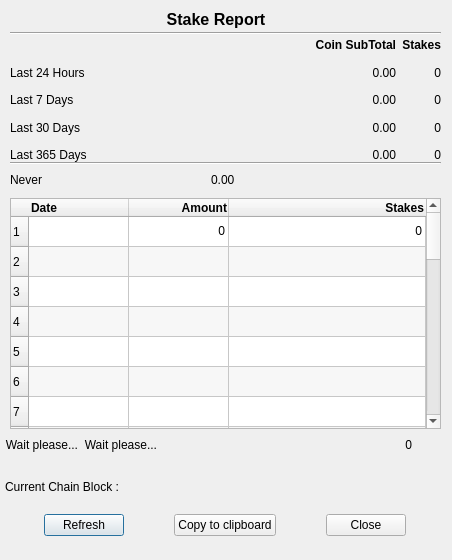
The window that src/qt/forms/stakereportdialog.ui (BlockPioneers/pioneershares) describes before a commit, drawn with Qt 5.
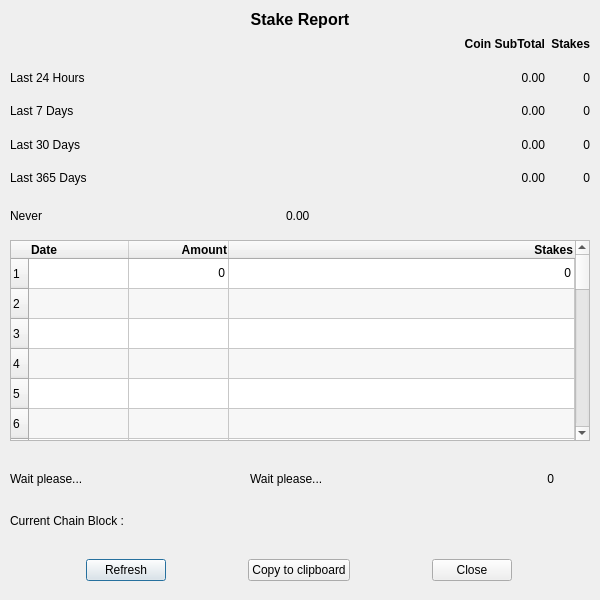
The same window after the commit.

What changed in the file:
```diff
--- a/src/qt/forms/stakereportdialog.ui
+++ b/src/qt/forms/stakereportdialog.ui
@@ -6,20 +6,20 @@
    <rect>
     <x>0</x>
     <y>0</y>
-    <width>452</width>
-    <height>560</height>
+    <width>600</width>
+    <height>600</height>
    </rect>
   </property>
   <property name="minimumSize">
    <size>
-    <width>452</width>
-    <height>560</height>
+    <width>600</width>
+    <height>600</height>
    </size>
   </property>
   <property name="maximumSize">
    <size>
-    <width>452</width>
-    <height>560</height>
+    <width>600</width>
+    <height>600</height>
    </size>
   </property>
   <property name="windowTitle">
@@ -31,16 +31,16 @@
   <widget class="QLabel" name="label">
    <property name="geometry">
     <rect>
-     <x>116</x>
+     <x>10</x>
      <y>10</y>
-     <width>200</width>
-     <height>19</height>
+     <width>580</width>
+     <height>20</height>
     </rect>
    </property>
    <property name="minimumSize">
     <size>
-     <width>200</width>
-     <height>0</height>
+     <width>580</width>
+     <height>20</height>
     </size>
    </property>
    <property name="font">
@@ -72,26 +72,13 @@
     <set>Qt::AlignHCenter|Qt::AlignTop</set>
    </property>
   </widget>
-  <widget class="Line" name="line">
-   <property name="geometry">
-    <rect>
-     <x>10</x>
-     <y>25</y>
-     <width>431</width>
-     <height>16</height>
-    </rect>
-   </property>
-   <property name="orientation">
-    <enum>Qt::Horizontal</enum>
-   </property>
-  </widget>
   <widget class="QWidget" name="gridLayoutWidget">
    <property name="geometry">
     <rect>
      <x>10</x>
-     <y>34</y>
-     <width>431</width>
-     <height>132</height>
+     <y>30</y>
+     <width>580</width>
+     <height>162</height>
     </rect>
    </property>
    <property name="font">
@@ -99,10 +86,34 @@
      <pointsize>9</pointsize>
     </font>
    </property>
-   <layout class="QGridLayout" name="gridLayout" columnstretch="3,3,0">
+   <layout class="QGridLayout" name="gridLayout" columnstretch="3,0,0">
     <property name="verticalSpacing">
      <number>5</number>
     </property>
+    <item row="4" column="1">
+     <widget class="QLabel" name="Amount_365D">
+      <property name="font">
+       <font>
+        <pointsize>9</pointsize>
+        <weight>50</weight>
+        <bold>false</bold>
+        <kerning>false</kerning>
+       </font>
+      </property>
+      <property name="toolTip">
+       <string>Stakes Earned in last 365 Days</string>
+      </property>
+      <property name="text">
+       <string>0.00</string>
+      </property>
+      <property name="alignment">
+       <set>Qt::AlignRight|Qt::AlignTrailing|Qt::AlignVCenter</set>
+      </property>
+      <property name="margin">
+       <number>4</number>
+      </property>
+     </widget>
+    </item>
     <item row="0" column="1">
      <widget class="QLabel" name="L_Coin">
       <property name="font">
@@ -146,6 +157,26 @@
       </property>
      </widget>
     </item>
+    <item row="2" column="0">
+     <widget class="QLabel" name="L2_7D">
+      <property name="font">
+       <font>
+        <pointsize>9</pointsize>
+        <weight>50</weight>
+        <bold>false</bold>
+       </font>
+      </property>
+      <property name="toolTip">
+       <string/>
+      </property>
+      <property name="text">
+       <string>Last 7 Days</string>
+      </property>
+      <property name="margin">
+       <number>4</number>
+      </property>
+     </widget>
+    </item>
     <item row="1" column="0">
      <widget class="QLabel" name="L1_24h">
       <property name="font">
@@ -214,50 +245,6 @@
       </property>
      </widget>
     </item>
-    <item row="2" column="0">
-     <widget class="QLabel" name="L2_7D">
-      <property name="font">
-       <font>
-        <pointsize>9</pointsize>
-        <weight>50</weight>
-        <bold>false</bold>
-       </font>
-      </property>
-      <property name="toolTip">
-       <string/>
-      </property>
-      <property name="text">
-       <string>Last 7 Days</string>
-      </property>
-      <property name="margin">
-       <number>4</number>
-      </property>
-     </widget>
-    </item>
-    <item row="2" column="1">
-     <widget class="QLabel" name="Amount_7D">
-      <property name="font">
-       <font>
-        <pointsize>9</pointsize>
-        <weight>50</weight>
-        <bold>false</bold>
-        <kerning>false</kerning>
-       </font>
-      </property>
-      <property name="toolTip">
-       <string>Coin Earned in last 7 Days</string>
-      </property>
-      <property name="text">
-       <string>0.00</string>
-      </property>
-      <property name="alignment">
-       <set>Qt::AlignRight|Qt::AlignTrailing|Qt::AlignVCenter</set>
-      </property>
-      <property name="margin">
-       <number>4</number>
-      </property>
-     </widget>
-    </item>
     <item row="2" column="2">
      <widget class="QLabel" name="Stake_7D">
       <property name="font">
@@ -282,20 +269,24 @@
       </property>
      </widget>
     </item>
-    <item row="3" column="0">
-     <widget class="QLabel" name="L3_30D">
+    <item row="2" column="1">
+     <widget class="QLabel" name="Amount_7D">
       <property name="font">
        <font>
         <pointsize>9</pointsize>
         <weight>50</weight>
         <bold>false</bold>
+        <kerning>false</kerning>
        </font>
       </property>
       <property name="toolTip">
        <string/>
       </property>
       <property name="text">
-       <string>Last 30 Days</string>
+       <string>0.00</string>
+      </property>
+      <property name="alignment">
+       <set>Qt::AlignRight|Qt::AlignTrailing|Qt::AlignVCenter</set>
       </property>
       <property name="margin">
        <number>4</number>
@@ -370,30 +361,6 @@
       </property>
      </widget>
     </item>
-    <item row="4" column="1">
-     <widget class="QLabel" name="Amount_365D">
-      <property name="font">
-       <font>
-        <pointsize>9</pointsize>
-        <weight>50</weight>
-        <bold>false</bold>
-        <kerning>false</kerning>
-       </font>
-      </property>
-      <property name="toolTip">
-       <string>Coin Earned in last 365 Days</string>
-      </property>
-      <property name="text">
-       <string>0.00</string>
-      </property>
-      <property name="alignment">
-       <set>Qt::AlignRight|Qt::AlignTrailing|Qt::AlignVCenter</set>
-      </property>
-      <property name="margin">
-       <number>4</number>
-      </property>
-     </widget>
-    </item>
     <item row="4" column="2">
      <widget class="QLabel" name="Stake_365D">
       <property name="font">
@@ -418,28 +385,35 @@
       </property>
      </widget>
     </item>
+    <item row="3" column="0">
+     <widget class="QLabel" name="L3_30D">
+      <property name="font">
+       <font>
+        <pointsize>9</pointsize>
+        <weight>50</weight>
+        <bold>false</bold>
+       </font>
+      </property>
+      <property name="toolTip">
+       <string/>
+      </property>
+      <property name="text">
+       <string>Last 30 Days</string>
+      </property>
+      <property name="margin">
+       <number>4</number>
+      </property>
+     </widget>
+    </item>
    </layout>
   </widget>
-  <widget class="Line" name="line_2">
-   <property name="geometry">
-    <rect>
-     <x>10</x>
-     <y>161</y>
-     <width>431</width>
-     <height>4</height>
-    </rect>
-   </property>
-   <property name="orientation">
-    <enum>Qt::Horizontal</enum>
-   </property>
-  </widget>
   <widget class="QWidget" name="horizontalLayoutWidget2">
    <property name="geometry">
     <rect>
      <x>10</x>
-     <y>165</y>
-     <width>431</width>
-     <height>30</height>
+     <y>200</y>
+     <width>581</width>
+     <height>31</height>
     </rect>
    </property>
    <layout class="QHBoxLayout" name="horizontalLayout2" stretch="0,0">
@@ -451,11 +425,11 @@
     </property>
     <item>
      <widget class="QLabel" name="L_LastStakeTime">
-      <property name="sizePolicy">
-       <sizepolicy hsizetype="Preferred" vsizetype="Preferred">
-        <horstretch>0</horstretch>
-        <verstretch>0</verstretch>
-       </sizepolicy>
+      <property name="maximumSize">
+       <size>
+        <width>16777215</width>
+        <height>16777215</height>
+       </size>
       </property>
       <property name="font">
        <font>
@@ -480,11 +454,20 @@
     </item>
     <item>
      <widget class="QLabel" name="Amount_Last">
-      <property name="sizePolicy">
-       <sizepolicy hsizetype="Preferred" vsizetype="Preferred">
-        <horstretch>0</horstretch>
-        <verstretch>0</verstretch>
-       </sizepolicy>
+      <property name="enabled">
+       <bool>true</bool>
+      </property>
+      <property name="minimumSize">
+       <size>
+        <width>0</width>
+        <height>3</height>
+       </size>
+      </property>
+      <property name="maximumSize">
+       <size>
+        <width>16777215</width>
+        <height>16777215</height>
+       </size>
       </property>
       <property name="font">
        <font>
@@ -514,9 +497,9 @@
    <property name="geometry">
     <rect>
      <x>10</x>
-     <y>198</y>
-     <width>431</width>
-     <height>231</height>
+     <y>240</y>
+     <width>580</width>
+     <height>201</height>
     </rect>
    </property>
    <property name="sizePolicy">
@@ -670,97 +653,13 @@
     </property>
    </item>
   </widget>
-  <widget class="QWidget" name="gridLayoutWidget2">
-   <property name="geometry">
-    <rect>
-     <x>5</x>
-     <y>430</y>
-     <width>442</width>
-     <height>30</height>
-    </rect>
-   </property>
-   <layout class="QGridLayout" name="gridLayout2" columnstretch="0,0,3">
-    <property name="rightMargin">
-     <number>35</number>
-    </property>
-    <item row="0" column="0">
-     <widget class="QLabel" name="TimeTook">
-      <property name="font">
-       <font>
-        <pointsize>9</pointsize>
-        <weight>50</weight>
-        <bold>false</bold>
-       </font>
-      </property>
-      <property name="toolTip">
-       <string>Time took to retrieve the data</string>
-      </property>
-      <property name="text">
-       <string>Wait please...</string>
-      </property>
-      <property name="alignment">
-       <set>Qt::AlignLeading|Qt::AlignLeft|Qt::AlignRight|Qt::AlignTrailing|Qt::AlignVCenter</set>
-      </property>
-      <property name="margin">
-       <number>4</number>
-      </property>
-     </widget>
-    </item>
-    <item row="0" column="1">
-     <widget class="QLabel" name="TimeTook_2">
-      <property name="font">
-       <font>
-        <pointsize>9</pointsize>
-        <weight>50</weight>
-        <bold>false</bold>
-       </font>
-      </property>
-      <property name="toolTip">
-       <string>Time took to refresh dialog</string>
-      </property>
-      <property name="text">
-       <string>Wait please...</string>
-      </property>
-      <property name="alignment">
-       <set>Qt::AlignLeading|Qt::AlignLeft|Qt::AlignRight|Qt::AlignTrailing|Qt::AlignVCenter</set>
-      </property>
-      <property name="margin">
-       <number>4</number>
-      </property>
-     </widget>
-    </item>
-    <item row="0" column="2">
-     <widget class="QLabel" name="Stake_Counted">
-      <property name="font">
-       <font>
-        <pointsize>9</pointsize>
-        <weight>50</weight>
-        <bold>false</bold>
-       </font>
-      </property>
-      <property name="toolTip">
-       <string>Total Stakes Analyzed</string>
-      </property>
-      <property name="text">
-       <string>0</string>
-      </property>
-      <property name="alignment">
-       <set>Qt::AlignLeading|Qt::AlignLeft|Qt::AlignRight|Qt::AlignTrailing|Qt::AlignVCenter</set>
-      </property>
-      <property name="margin">
-       <number>4</number>
-      </property>
-     </widget>
-    </item>
-   </layout>
-  </widget>
   <widget class="QLabel" name="L_CurrentBlock">
    <property name="geometry">
     <rect>
-     <x>5</x>
-     <y>461</y>
-     <width>442</width>
-     <height>51</height>
+     <x>10</x>
+     <y>500</y>
+     <width>580</width>
+     <height>41</height>
     </rect>
    </property>
    <property name="font">
@@ -786,10 +685,10 @@
   <widget class="QWidget" name="horizontalLayoutWidget">
    <property name="geometry">
     <rect>
-     <x>0</x>
-     <y>510</y>
-     <width>451</width>
-     <height>31</height>
+     <x>10</x>
+     <y>550</y>
+     <width>580</width>
+     <height>40</height>
     </rect>
    </property>
    <layout class="QHBoxLayout" name="horizontalLayout" stretch="1,2,1">
@@ -858,6 +757,93 @@
     </item>
    </layout>
   </widget>
+  <widget class="QLabel" name="Stake_Counted">
+   <property name="geometry">
+    <rect>
+     <x>413</x>
+     <y>460</y>
+     <width>141</width>
+     <height>38</height>
+    </rect>
+   </property>
+   <property name="font">
+    <font>
+     <pointsize>9</pointsize>
+     <weight>50</weight>
+     <bold>false</bold>
+    </font>
+   </property>
+   <property name="toolTip">
+    <string>Total Stakes Analyzed</string>
+   </property>
+   <property name="text">
+    <string>0</string>
+   </property>
+   <property name="alignment">
+    <set>Qt::AlignLeading|Qt::AlignLeft|Qt::AlignRight|Qt::AlignTrailing|Qt::AlignVCenter</set>
+   </property>
+   <property name="margin">
+    <number>4</number>
+   </property>
+  </widget>
+  <widget class="QLabel" name="TimeTook_2">
+   <property name="geometry">
+    <rect>
+     <x>250</x>
+     <y>460</y>
+     <width>161</width>
+     <height>38</height>
+    </rect>
+   </property>
+   <property name="font">
+    <font>
+     <pointsize>9</pointsize>
+     <weight>50</weight>
+     <bold>false</bold>
+    </font>
+   </property>
+   <property name="toolTip">
+    <string>Time took to refresh dialog</string>
+   </property>
+   <property name="text">
+    <string>Wait please...</string>
+   </property>
+   <property name="margin">
+    <number>4</number>
+   </property>
+  </widget>
+  <widget class="QLabel" name="TimeTook">
+   <property name="geometry">
+    <rect>
+     <x>10</x>
+     <y>460</y>
+     <width>171</width>
+     <height>38</height>
+    </rect>
+   </property>
+   <property name="font">
+    <font>
+     <pointsize>9</pointsize>
+     <weight>50</weight>
+     <bold>false</bold>
+    </font>
+   </property>
+   <property name="toolTip">
+    <string>Time took to retrieve the data</string>
+   </property>
+   <property name="layoutDirection">
+    <enum>Qt::LeftToRight</enum>
+   </property>
+   <property name="frameShadow">
+    <enum>QFrame::Plain</enum>
+   </property>
+   <property name="text">
+    <string>Wait please...</string>
+   </property>
+   <property name="margin">
+    <number>4</number>
+   </property>
+  </widget>
  </widget>
  <resources/>
  <connections>
```
Left out of the diff: 18 changed lines with no effect on the pictures.
